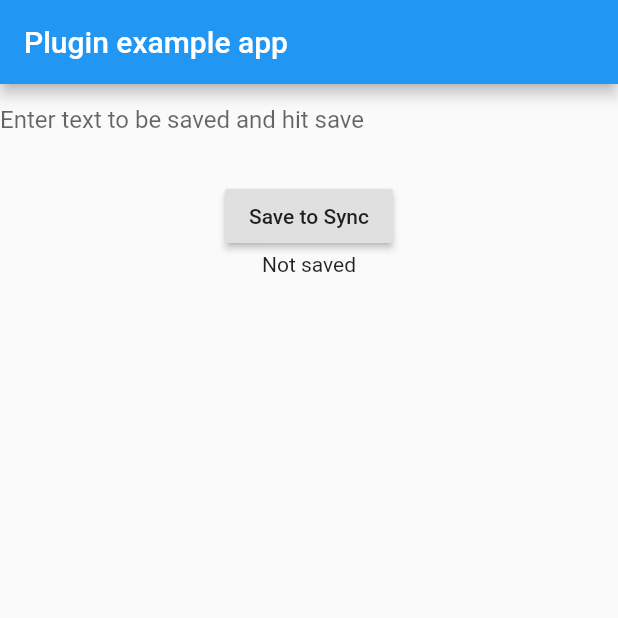
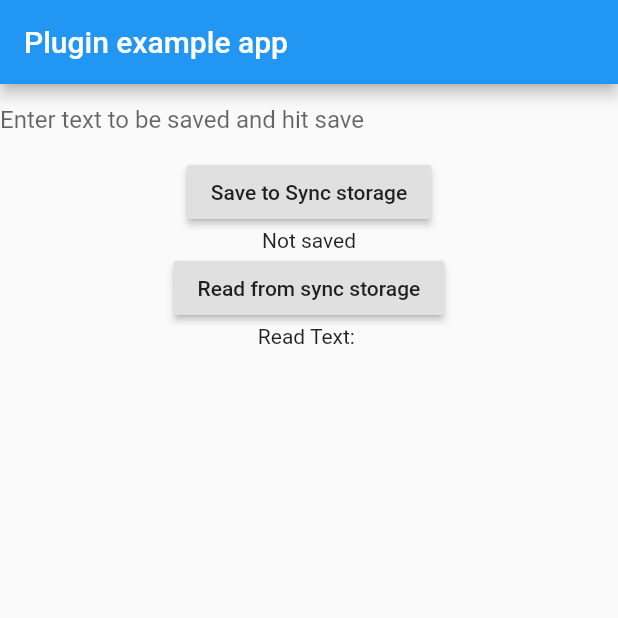
Before and after one commit to HandCash/flutter-sync-storage, a Flutter app: the screen it shows after launch, on a phone screen of 412 x 824 dp, the top half of it. Run offline on Flutter 3.47's test engine with Material 2 defaults, Android fonts, the phone set to English and light mode, and no system bars.

```diff
--- a/example/lib/main.dart
+++ b/example/lib/main.dart
@@ -10,6 +10,7 @@ class MyApp extends StatefulWidget {
 
 class _MyAppState extends State<MyApp> {
   String words = "";
+  String readWords = "";
   bool saved = false;
 
   @override
@@ -25,6 +26,13 @@ class _MyAppState extends State<MyApp> {
     bool result = await FlutterSyncStorage().write("words", words);
     setState(() {
       saved = result;
+    });
+  }
+
+  void readFromSyncStorage() async {
+    String words = await FlutterSyncStorage().read("words");
+    setState(() {
+      readWords = words;
     });
   }
 
@@ -44,12 +52,16 @@ class _MyAppState extends State<MyApp> {
                     border: InputBorder.none,
                     hintText: 'Enter text to be saved and hit save'),
               ),
-              Text(words),
               RaisedButton(
                 onPressed: saveToSyncStorage,
-                child: Text("Save to Sync"),
+                child: Text("Save to Sync storage"),
               ),
-              Text(saved ? "Saved" : "Not saved")
+              Text(saved ? "Saved" : "Not saved"),
+              RaisedButton(
+                onPressed: readFromSyncStorage,
+                child: Text("Read from sync storage"),
+              ),
+              Text("Read Text: $readWords")
             ],
           ),
         ),
```
Also changed, not shown: 3 other files.
